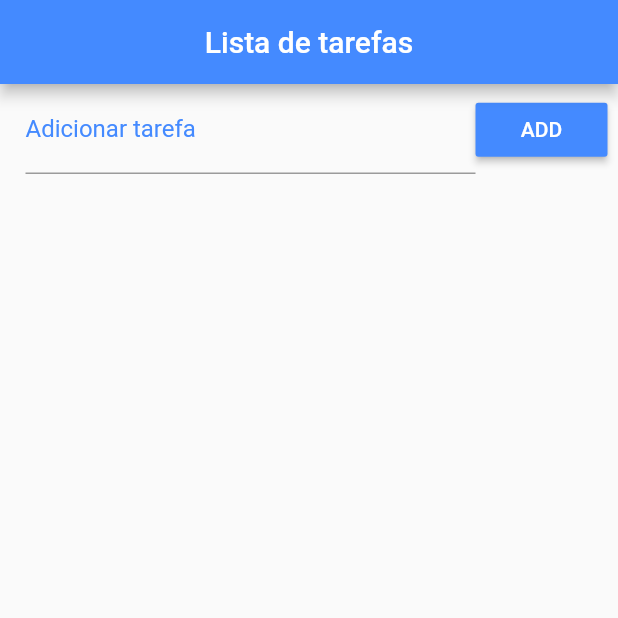
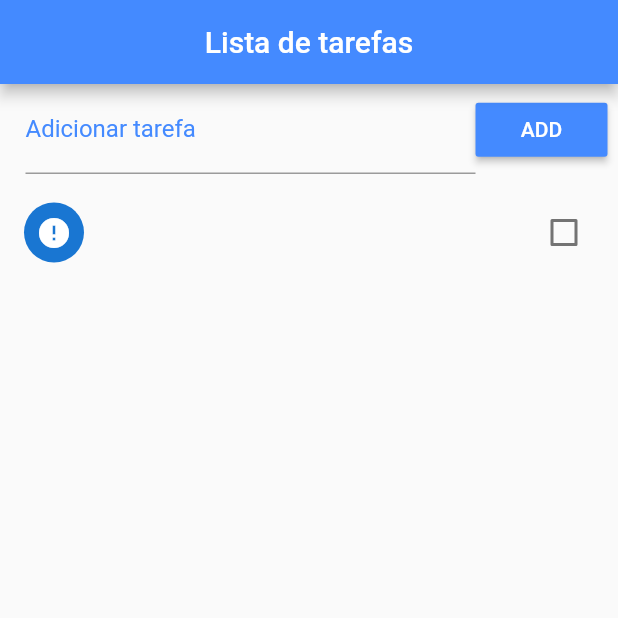
Before and after one commit to LuiizFellipe/ListaDeTarefas, a Flutter app: the screen it shows after launch, after a tap on "ADD", on a phone screen of 412 x 824 dp, the top half of it. Run offline on Flutter 3.47's test engine with Material 2 defaults, Android fonts, the phone set to English and light mode, and no system bars.

Commit message:
Adicionado função para colocar itens na lista.

```diff
--- a/lib/main.dart
+++ b/lib/main.dart
@@ -14,7 +14,20 @@ class Home extends StatefulWidget {
 }
 
 class _HomeState extends State<Home> {
+
+  final _todoController = TextEditingController();
+
   List _toDoList = [];
+
+  void _addtoDo(){
+    setState(() {
+    Map<String, dynamic> newToDo = Map();
+    newToDo["title"] = _todoController.text;
+    _todoController.text = "";
+    newToDo["ok"] = false;
+    _toDoList.add(newToDo);
+    });
+  }
 
   @override
   Widget build(BuildContext context) {
@@ -32,6 +45,7 @@ class _HomeState extends State<Home> {
                 children: <Widget>[
                   Expanded(
                     child: TextField(
+                      controller: _todoController,
                       decoration: InputDecoration(
                           labelText: "Adicionar tarefa",
                           labelStyle: TextStyle(color: Colors.blueAccent)),
@@ -41,7 +55,7 @@ class _HomeState extends State<Home> {
                     color: Colors.blueAccent,
                     child: Text("ADD"),
                     textColor: Colors.white,
-                    onPressed: () {},
+                    onPressed: _addtoDo,
                   )
                 ],
               ),
@@ -57,7 +71,11 @@ class _HomeState extends State<Home> {
                       secondary: CircleAvatar(
                         child: Icon(
                             _toDoList[index]["ok"] ? Icons.check : Icons.error),
-                      ), onChanged: (bool value) {},
+                      ), onChanged: (c) {
+                        setState(() {
+                          _toDoList[index]["ok"] = c;
+                        });
+                      },
                     );
                   }),
             )
```
